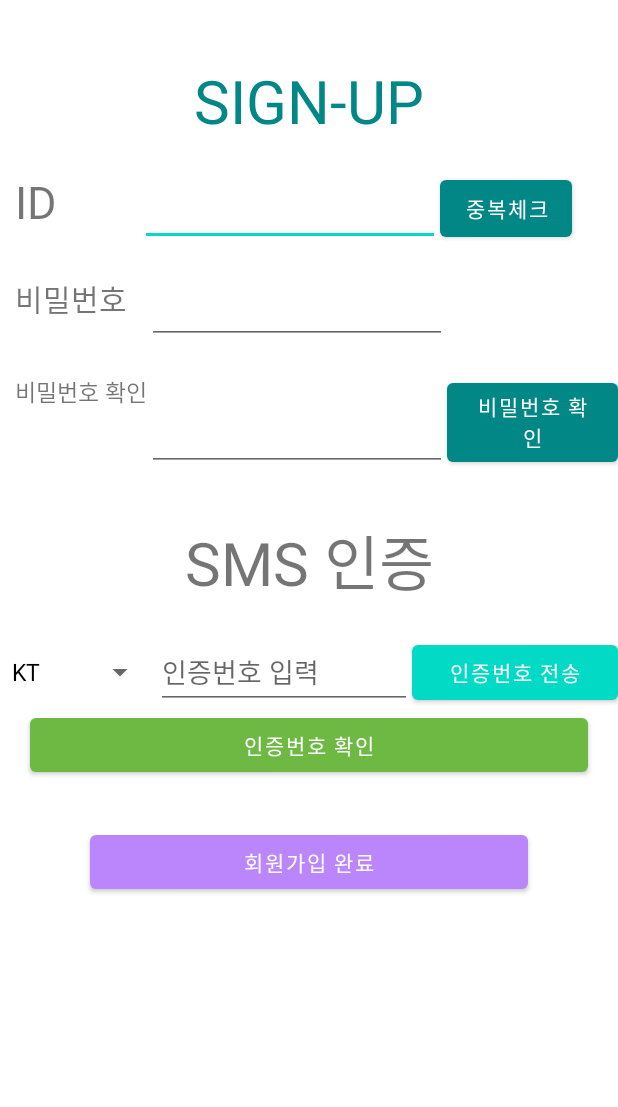
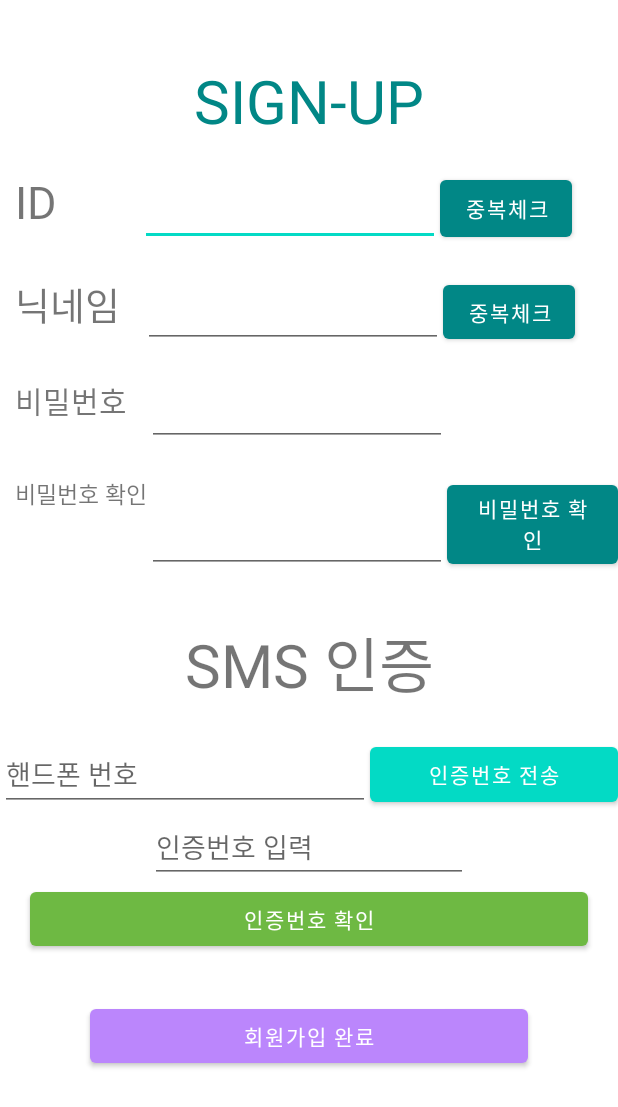
Before and after one commit to Bros4Kkun/Front-end, an Android app: the SingupActivity screen opened directly, with no data from a screen before it, on a phone screen of 412 x 824 dp. Shown: the top 1107 px of the screen. Run offline under Robolectric (Android 15) with nearby library versions, the phone set to English and light mode, and no system bars; our stand-ins replace Firebase (no records; nobody signed in at launch, a user with empty details on screens opened directly).

Commit message:
Fix:회원가입 기능 수정(완성)

```diff
--- a/app/src/main/java/com/example/runtyou/SingupActivity.kt
+++ b/app/src/main/java/com/example/runtyou/SingupActivity.kt
@@ -24,6 +24,7 @@ class SingupActivity : AppCompatActivity() {
         var verificationId = ""
         private var sid: String = ""
         private var pw: String = ""
+        private var nick: String = ""
         private var pwch: String = ""
         private var ph_nu: String = ""
         private var id_check: Int = 1
@@ -51,18 +52,7 @@ class SingupActivity : AppCompatActivity() {
 
 
 
-        val adapters = ArrayAdapter(this, android.R.layout.simple_spinner_dropdown_item, tele_list)
-        adapters.setDropDownViewResource(android.R.layout.simple_spinner_dropdown_item)
-        si_ve_sp.adapter = adapters
-        si_ve_sp.onItemSelectedListener = object : AdapterView.OnItemSelectedListener {
-            override fun onItemSelected(p0: AdapterView<*>?, p1: View?, p2: Int, p3: Long) {
-                var sele_item: String? = tele_list[p2]
-            }
 
-            override fun onNothingSelected(p0: AdapterView<*>?) {
-
-            }
-        }
 
         val but1 = si_ch as Button
         val but2 = si_pwch_bu as Button
@@ -72,6 +62,7 @@ class SingupActivity : AppCompatActivity() {
                 pw = si_pw.text.toString()
                 pwch = si_pwch.text.toString()
                 ph_nu= si_ve_nu.text.toString()
+                nick=si_nick.text.toString()
                 if (pw.equals(pwch)) {
 
                     pw_check = 1
@@ -96,7 +87,7 @@ class SingupActivity : AppCompatActivity() {
                     }
 
                     val optionsCompat = PhoneAuthOptions.newBuilder(auth)
-                        .setPhoneNumber("+821026752644")
+                        .setPhoneNumber("+82"+ph_nu.substring(1))
                         .setTimeout(60L, TimeUnit.SECONDS)
                         .setActivity(this@SingupActivity)
                         .setCallbacks(callbacks)
@@ -110,7 +101,7 @@ class SingupActivity : AppCompatActivity() {
         val but5 = si_ve_check as Button
         but5!!.setOnClickListener (object : View.OnClickListener{
                 override fun onClick(p0: View?) {
-                    val credential = PhoneAuthProvider.getCredential(verificationId, si_ve_nu.text.toString())
+                    val credential = PhoneAuthProvider.getCredential(verificationId, si_ve_code.text.toString())
                     signInWithPhoneAuthCredential(credential)
 
 
@@ -122,7 +113,7 @@ class SingupActivity : AppCompatActivity() {
         but4.setOnClickListener(object : View.OnClickListener {
 
                 override fun onClick(p0: View?) {
-                    testVolley(this@SingupActivity,sid,"skybell",pw,ph_nu,"213443") { success ->
+                    testVolley(this@SingupActivity,sid,nick,pw,ph_nu,"2134243") { success ->
                         if (success) {
                             Toast.makeText(this@SingupActivity, "!!", Toast.LENGTH_LONG).show()
                         } else {
--- a/app/src/main/java/com/example/runtyou/volleyService.kt
+++ b/app/src/main/java/com/example/runtyou/volleyService.kt
@@ -25,6 +25,7 @@ class volleyService {
             val SignupReuqest = object : StringRequest(Method.POST, url, Response.Listener { response ->
                 println("서버수신 : $response")
                 success(true)
+                println(requestBody)
             }, Response.ErrorListener { error ->
                 println("Error : $error")
                 success(false)
@@ -38,6 +39,8 @@ class volleyService {
                 }
             }
             Volley.newRequestQueue(context).add(SignupReuqest)
+
+
         }
     }
 }
--- a/app/src/main/res/layout/activity_singup.xml
+++ b/app/src/main/res/layout/activity_singup.xml
@@ -41,6 +41,33 @@
 
             <Button
                 android:id="@+id/si_ch"
+                android:layout_width="wrap_content"
+                android:layout_height="match_parent"
+                android:text="@string/idcheck"
+                app:backgroundTint="@color/teal_700" />
+
+        </LinearLayout>
+        <LinearLayout
+            android:layout_width="match_parent"
+            android:layout_height="wrap_content"
+            android:layout_marginTop="20dp"
+            android:orientation="horizontal">
+            <TextView
+                android:layout_marginLeft="10dp"
+                android:layout_width="wrap_content"
+                android:layout_height="match_parent"
+                android:textSize="25sp"
+                android:inputType="text"
+                android:text="@string/signup_ni"/>
+            <EditText
+                android:id="@+id/si_nick"
+                android:layout_marginLeft="15dp"
+                android:layout_width="200dp"
+                android:layout_height="match_parent"
+                />
+
+            <Button
+                android:id="@+id/si_ni_ch"
                 android:layout_width="wrap_content"
                 android:layout_height="match_parent"
                 android:text="@string/idcheck"
@@ -105,17 +132,13 @@
             android:layout_height="wrap_content"
             android:layout_marginTop="20dp"
             android:orientation="horizontal">
-            <Spinner
-                android:id="@+id/si_ve_sp"
-                android:layout_width="wrap_content"
-                android:layout_weight="2"
-                android:layout_height="match_parent"/>
+
             <EditText
                 android:id="@+id/si_ve_nu"
                 android:layout_width="wrap_content"
                 android:layout_height="match_parent"
                 android:layout_weight="10"
-                android:hint="인증번호 입력"
+                android:hint="핸드폰 번호"
                 />
 
             <Button
@@ -126,7 +149,15 @@
                 android:layout_weight="3"
                 app:backgroundTint="@color/teal_200" />
         </LinearLayout>
+        <EditText
+            android:id="@+id/si_ve_code"
+            android:layout_width="match_parent"
+            android:layout_marginLeft="100dp"
+            android:layout_marginRight="100dp"
+            android:layout_height="wrap_content"
 
+            android:hint="인증번호 입력"
+            />
         <Button
             android:id="@+id/si_ve_check"
             android:layout_width="match_parent"
--- a/app/src/main/res/values/strings.xml
+++ b/app/src/main/res/values/strings.xml
@@ -11,6 +11,7 @@
     <string name="sign_up">회원가입</string>
     <string name="signup">SIGN-UP</string>
     <string name = "signup_id">ID</string>
+    <string name = "signup_ni">닉네임</string>
     <string name ="idcheck">중복체크</string>
     <string name = "signup_pw">비밀번호</string>
     <string name="signup_pwch">비밀번호 확인</string>
```
